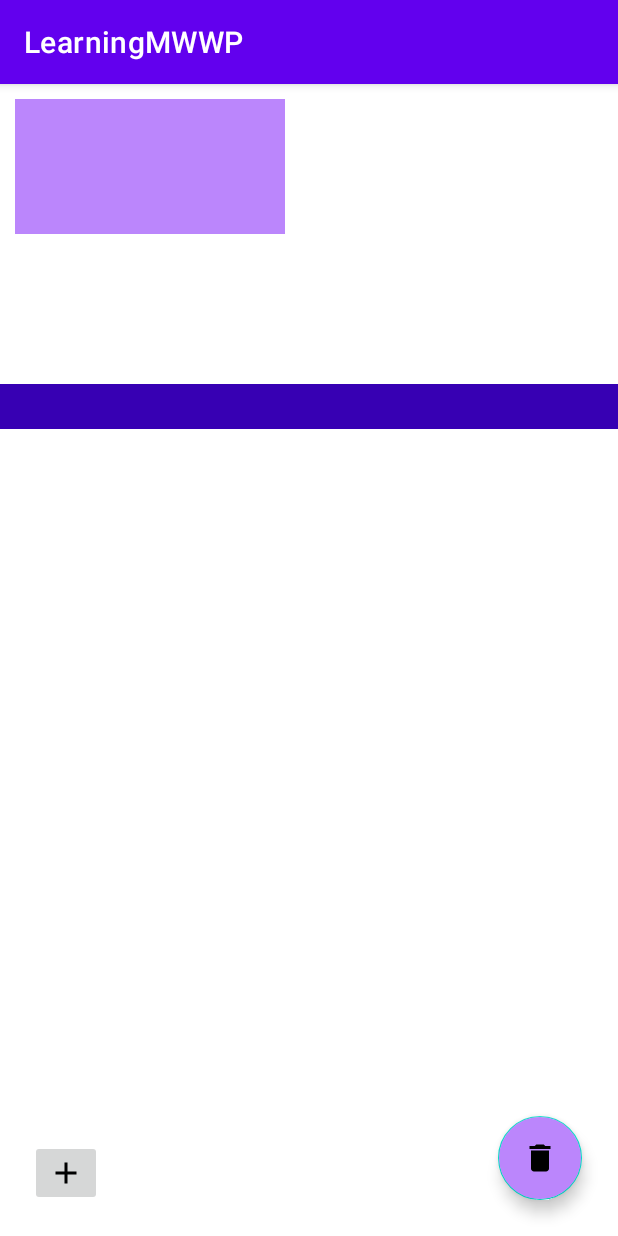
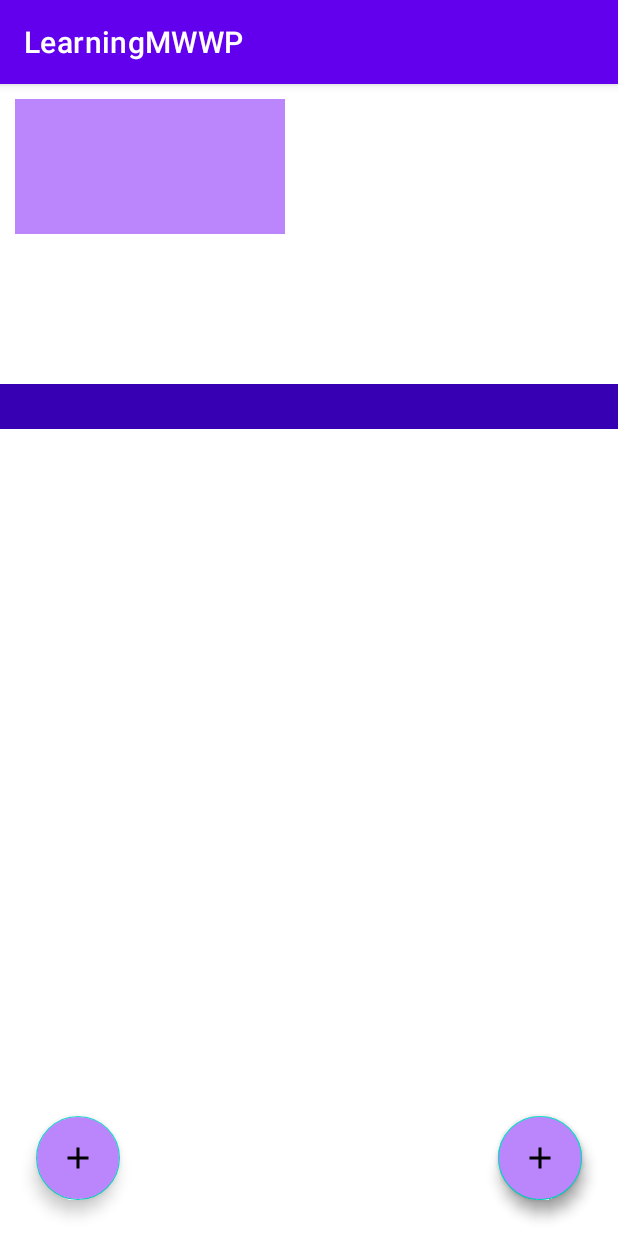
Before and after one commit to sakamotokai/test, an Android app: the fragment aboutFragment placed in its activity, after a tap on an icon or button, on a phone screen of 412 x 824 dp. Run offline under Robolectric (Android 15) with nearby library versions, the phone set to English and light mode, and no system bars; our stand-ins replace Room's generated code.

Commit message:
осталось добавить возможность редактирования и изменить дизайн, а так же добавить выезжающий фрагмент, для изменения или удаления и исправить кое что

```diff
--- a/app/src/main/java/com/example/learningmwwp/RecyclerAdapter/MainRecyclerAdapter.kt
+++ b/app/src/main/java/com/example/learningmwwp/RecyclerAdapter/MainRecyclerAdapter.kt
@@ -58,6 +58,7 @@ class MainRecyclerAdapter : RecyclerView.Adapter<MainRecyclerAdapter.ViewHolder>
             checker = true
             val bundle = Bundle().apply {
                 putString("text", elementList[position].text)
+                putInt("key",elementList[position].id)
             }
             replace.supportFragmentManager.beginTransaction().addToBackStack(null).replace(
                 R.id.fragmentContainer, aboutFragment.setBundle(bundle), "aboutFragment"
--- a/app/src/main/java/com/example/learningmwwp/screens/aboutFragment.kt
+++ b/app/src/main/java/com/example/learningmwwp/screens/aboutFragment.kt
@@ -8,15 +8,16 @@ import android.view.ViewGroup
 import androidx.lifecycle.Observer
 import androidx.lifecycle.ViewModelProvider
 import com.example.learningmwwp.MainActivity
+import com.example.learningmwwp.checker
 import com.example.learningmwwp.databinding.FragmentAboutBinding
 import com.example.learningmwwp.db.Modeldb
 
 class aboutFragment : Fragment() {
     lateinit var binding: FragmentAboutBinding
-    lateinit var viewModel:aboutViewModel
+    lateinit var viewModel: aboutViewModel
 
-    companion object{
-        fun setBundle(bundle: Bundle):aboutFragment{
+    companion object {
+        fun setBundle(bundle: Bundle): aboutFragment {
             var fragment = aboutFragment()
             fragment.arguments = bundle
             return fragment
@@ -28,11 +29,25 @@ class aboutFragment : Fragment() {
         savedInstanceState: Bundle?
     ): View {
         viewModel = ViewModelProvider(this).get(aboutViewModel::class.java)
-        binding = FragmentAboutBinding.inflate(layoutInflater,container,false)
-        viewModel.showDescription(binding,arguments)
+        binding = FragmentAboutBinding.inflate(layoutInflater, container, false)
+        if(checker){viewModel.showDescription(
+            Modeldb(
+                text = arguments?.getString("text",)!!,
+                id = arguments?.getInt("key",)!!
+            ), binding, arguments
+        )}
         binding.fragmentAdd.setOnClickListener {
-            viewModel.addLogic(Modeldb(text = binding.aboutFragmentEditText.text.toString()),binding,arguments)
+            viewModel.addLogic(
+                Modeldb(text = binding.aboutFragmentEditText.text.toString()),
+                binding,
+                arguments
+            )
         }
         return binding.root
     }
+
+    override fun onDestroy() {
+        checker = false
+        super.onDestroy()
+    }
 }
--- a/app/src/main/java/com/example/learningmwwp/screens/aboutViewModel.kt
+++ b/app/src/main/java/com/example/learningmwwp/screens/aboutViewModel.kt
@@ -22,10 +22,15 @@ class aboutViewModel:ViewModel() {
         }
     }
 
-    fun showDescription(binding: FragmentAboutBinding,bundle: Bundle?){
+    fun showDescription(modeldb: Modeldb,binding: FragmentAboutBinding,bundle: Bundle?){
         if(checker){
             val description = bundle!!.getString("text","Test Value")
             binding.aboutFragmentTextView.text = description
+            binding.fragmentDeleteBtn.setOnClickListener {
+                viewModelScope.launch(Dispatchers.IO) {
+                    RepositoryRealization(globalDao).delete(modeldb)
+                }
+            }
         }
     }
 
--- a/app/src/main/res/layout/activity_main.xml
+++ b/app/src/main/res/layout/activity_main.xml
@@ -19,7 +19,7 @@
         android:layout_width="match_parent"
         android:layout_height="match_parent"/>
 
-    <ImageButton
+    <!--<ImageButton
         app:layout_constraintBottom_toBottomOf="parent"
         app:layout_constraintEnd_toEndOf="parent"
         android:layout_marginBottom="20dp"
@@ -30,7 +30,18 @@
         android:layout_height="wrap_content"
         android:src="@drawable/ic_add"
         tools:layout_editor_absoluteX="337dp"
-        tools:layout_editor_absoluteY="658dp" />
+        tools:layout_editor_absoluteY="658dp" />-->
+
+    <com.google.android.material.floatingactionbutton.FloatingActionButton
+        android:id="@+id/mainAdd"
+        android:layout_width="wrap_content"
+        android:layout_height="wrap_content"
+        android:layout_marginEnd="24dp"
+        android:layout_marginBottom="24dp"
+        android:backgroundTint="@color/purple_200"
+        android:src="@drawable/ic_add"
+        app:layout_constraintBottom_toBottomOf="parent"
+        app:layout_constraintEnd_toEndOf="parent" />
 
     <androidx.fragment.app.FragmentContainerView
         android:id="@+id/fragmentContainer"
--- a/app/src/main/res/layout/fragment_about.xml
+++ b/app/src/main/res/layout/fragment_about.xml
@@ -1,61 +1,73 @@
 <?xml version="1.0" encoding="utf-8"?>
 <androidx.constraintlayout.widget.ConstraintLayout xmlns:android="http://schemas.android.com/apk/res/android"
+    xmlns:app="http://schemas.android.com/apk/res-auto"
     xmlns:tools="http://schemas.android.com/tools"
     android:layout_width="match_parent"
     android:layout_height="match_parent"
-    xmlns:app="http://schemas.android.com/apk/res-auto"
-    tools:context=".screens.aboutFragment"
-    android:background="@color/white">
+    android:background="@color/white"
+    tools:context=".screens.aboutFragment">
 
     <EditText
-      android:background="@null"
         android:id="@+id/aboutFragmentEditText"
         android:layout_width="match_parent"
-      android:layout_height="wrap_content"
+        android:layout_height="50dp"
+        android:background="@null"
         app:layout_constraintBottom_toBottomOf="parent"
-      app:layout_constraintStart_toStartOf="parent"
-      app:layout_constraintEnd_toEndOf="parent"/>
+        app:layout_constraintEnd_toEndOf="parent"
+        app:layout_constraintStart_toStartOf="parent" />
 
     <TextView
         android:layout_width="match_parent"
         android:layout_height="30dp"
-    app:layout_constraintTop_toTopOf="parent"
+        android:background="@color/purple_700"
+        app:layout_constraintEnd_toEndOf="parent"
         app:layout_constraintStart_toStartOf="parent"
-    app:layout_constraintEnd_toEndOf="parent"
-    android:background="@color/purple_700"/>
+        app:layout_constraintTop_toTopOf="parent" />
 
     <TextView
-      android:background="@null"
         android:id="@+id/aboutFragmentTextView"
         android:layout_width="match_parent"
         android:layout_height="match_parent"
         android:layout_marginTop="30dp"
-      app:layout_constraintTop_toTopOf="parent"
+        android:background="@null"
+        app:layout_constraintEnd_toEndOf="parent"
         app:layout_constraintStart_toStartOf="parent"
-      app:layout_constraintEnd_toEndOf="parent"/>
+        app:layout_constraintTop_toTopOf="parent" />
 
     <com.google.android.material.floatingactionbutton.FloatingActionButton
         android:id="@+id/fragmentDeleteBtn"
         android:layout_width="wrap_content"
         android:layout_height="wrap_content"
-    app:layout_constraintBottom_toBottomOf="parent"
-    app:layout_constraintEnd_toEndOf="parent"
+        android:layout_marginEnd="24dp"
+        android:layout_marginBottom="24dp"
+        android:backgroundTint="@color/purple_200"
         android:enabled="true"
         android:src="@drawable/ic_baseline_delete_24"
-      android:backgroundTint="@color/purple_200"
-    android:layout_marginEnd="24dp"
-    android:layout_marginBottom="24dp"/>
+        app:layout_constraintBottom_toBottomOf="parent"
+        app:layout_constraintEnd_toEndOf="parent" />
 
-  <ImageButton
-      app:layout_constraintBottom_toBottomOf="parent"
-      app:layout_constraintStart_toStartOf="parent"
-      android:layout_marginBottom="20dp"
-      android:layout_marginStart="20dp"
+    <!--<ImageButton
         android:id="@+id/fragmentAdd"
         android:layout_width="wrap_content"
         android:layout_height="wrap_content"
+        android:layout_marginStart="20dp"
+        android:layout_marginBottom="20dp"
         android:src="@drawable/ic_add"
+        app:layout_constraintBottom_toBottomOf="parent"
+        app:layout_constraintStart_toStartOf="parent"
         tools:layout_editor_absoluteX="337dp"
-      tools:layout_editor_absoluteY="658dp" />
+        tools:layout_editor_absoluteY="658dp" />-->
+
+    <com.google.android.material.floatingactionbutton.FloatingActionButton
+        android:id="@+id/fragmentAdd"
+        android:layout_width="wrap_content"
+        android:layout_height="wrap_content"
+        android:layout_marginStart="24dp"
+        android:layout_marginBottom="24dp"
+        android:backgroundTint="@color/purple_200"
+        android:enabled="true"
+        android:src="@drawable/ic_add"
+        app:layout_constraintStart_toStartOf="parent"
+        app:layout_constraintBottom_toBottomOf="parent"/>
 
 </androidx.constraintlayout.widget.ConstraintLayout>
```
Lines whose indentation alone changed are shown as unchanged.
